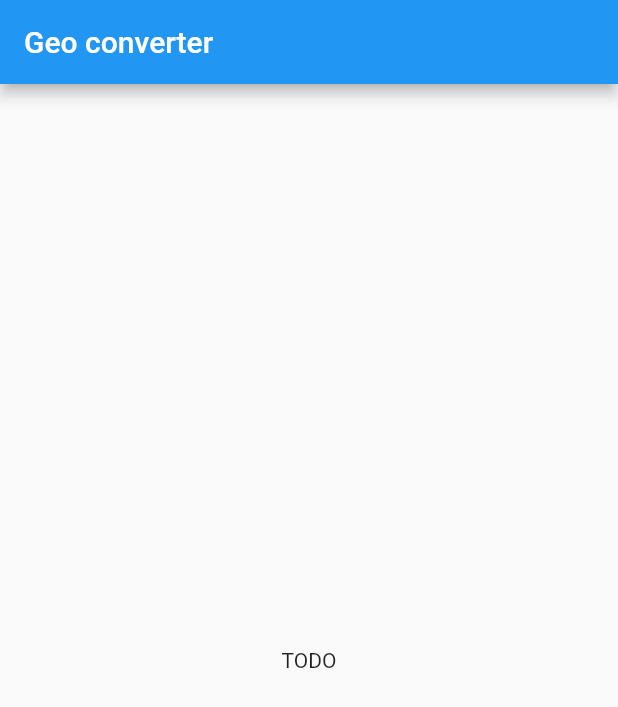
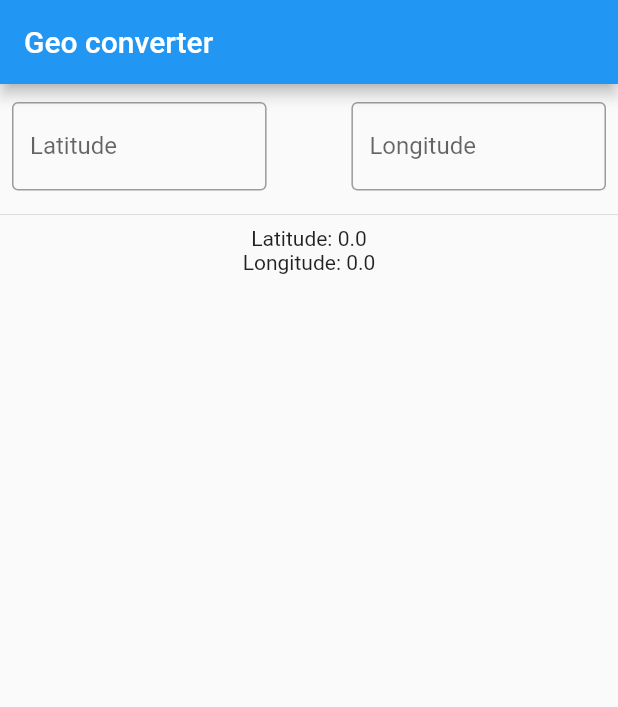
Before and after one commit to tafaust/congeo, a Flutter app: the screen it shows after launch, on a phone screen of 412 x 824 dp. Shown: the top 707 px of the screen. Run offline on Flutter 3.47's test engine with Material 2 defaults, Android fonts, the light colour scheme and no system bars.

Commit message:
feat: add inputs for lat and lon with controllers

```diff
--- a/lib/main.dart
+++ b/lib/main.dart
@@ -40,19 +40,74 @@ class MyHomePage extends StatefulWidget {
 }
 
 class _MyHomePageState extends State<MyHomePage> {
+  TextEditingController latController = TextEditingController();
+  TextEditingController lonController = TextEditingController();
+
+  @override
+  void initState() {
+    // empty setState forces a re-render
+    latController.addListener(() => setState(() {}));
+    lonController.addListener(() => setState(() {}));
+    super.initState();
+  }
+
+  @override
+  void dispose() {
+    latController.dispose();
+    lonController.dispose();
+    super.dispose();
+  }
+
   @override
   Widget build(BuildContext context) {
     return Scaffold(
       appBar: AppBar(
         title: Text(widget.title),
       ),
-      body: Center(
-        child: Column(
-          mainAxisAlignment: MainAxisAlignment.center,
-          children: const [
-            Text('TODO'),
-          ],
-        ),
+      body: Column(
+        mainAxisAlignment: MainAxisAlignment.start,
+        mainAxisSize: MainAxisSize.max,
+        crossAxisAlignment: CrossAxisAlignment.center,
+        children: [
+          Container(
+            padding: const EdgeInsets.fromLTRB(8.0, 12.0, 8.0, 8.0),
+            child: Row(
+              mainAxisSize: MainAxisSize.max,
+              children: [
+                Expanded(
+                  flex: 6,
+                  child: TextField(
+                    controller: latController,
+                    decoration: const InputDecoration(
+                      labelText: 'Latitude',
+                      hintText: '0.0',
+                      border: OutlineInputBorder(),
+                    ),
+                    keyboardType: TextInputType.number,
+                  ),
+                ),
+                const Spacer(flex: 2),
+                Expanded(
+                  flex: 6,
+                  child: TextField(
+                    controller: lonController,
+                    decoration: const InputDecoration(
+                      labelText: 'Longitude',
+                      hintText: '0.0',
+                      border: OutlineInputBorder(),
+                    ),
+                    keyboardType: TextInputType.number,
+                  ),
+                ),
+              ],
+            ),
+          ),
+          const Divider(),
+          Text(
+              'Latitude: ${latController.text.isEmpty ? 0.0 : latController.text}'),
+          Text(
+              'Longitude: ${lonController.text.isEmpty ? 0.0 : lonController.text}'),
+        ],
       ),
     );
   }
```
